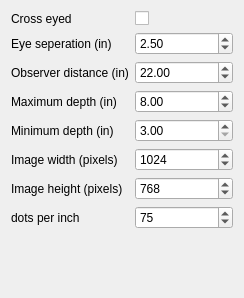
Above: presetedit.ui from gnudles/stereograma before the change. Below: the same form after it.
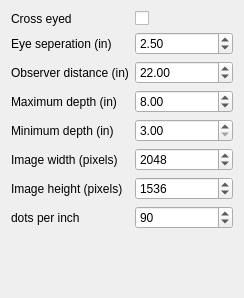
That is the form after the change.

Diff of the .ui file:
```diff
--- a/presetedit.ui
+++ b/presetedit.ui
@@ -130,13 +130,13 @@
       <number>320</number>
      </property>
      <property name="maximum">
-      <number>1600</number>
+      <number>4096</number>
      </property>
      <property name="singleStep">
       <number>4</number>
      </property>
      <property name="value">
-      <number>1024</number>
+      <number>2048</number>
      </property>
     </widget>
    </item>
@@ -153,13 +153,13 @@
       <number>240</number>
      </property>
      <property name="maximum">
-      <number>1200</number>
+      <number>4096</number>
      </property>
      <property name="singleStep">
       <number>3</number>
      </property>
      <property name="value">
-      <number>768</number>
+      <number>1536</number>
      </property>
     </widget>
    </item>
@@ -179,7 +179,7 @@
       <number>320</number>
      </property>
      <property name="value">
-      <number>75</number>
+      <number>90</number>
      </property>
     </widget>
    </item>
```
Left out of the diff: 2 changed lines with no effect on the pictures.
